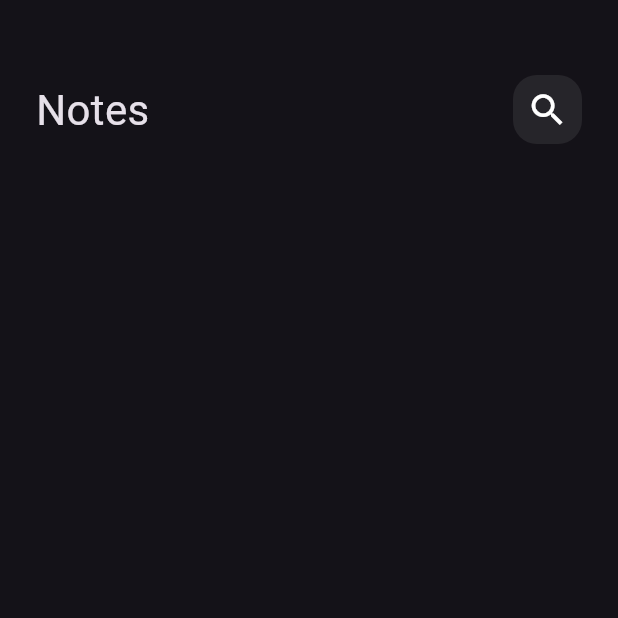
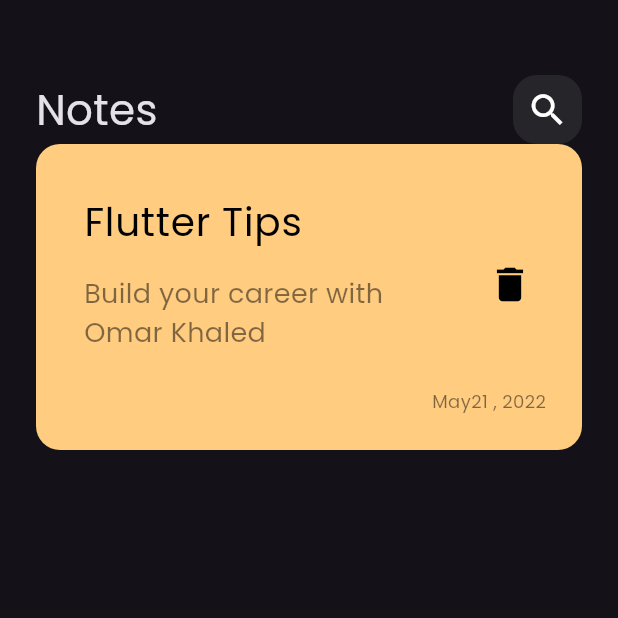
Before and after one commit to OmarEbnKhaled/notes_app, a Flutter app: the screen it shows after launch, on a phone screen of 412 x 824 dp, the top half of it. Run offline on Flutter 3.47's test engine with Material 3 defaults, Android fonts, the phone set to English and light mode, and no system bars.

Commit message:
Add NoteItem and Custom Font

```diff
--- a/lib/main.dart
+++ b/lib/main.dart
@@ -12,7 +12,10 @@ class NotesApp extends StatelessWidget {
   Widget build(BuildContext context) {
     return MaterialApp(
       debugShowCheckedModeBanner: false,
-      theme: ThemeData(brightness: Brightness.dark),
+      theme: ThemeData(
+        brightness: Brightness.dark,
+        fontFamily: 'Poppins',
+      ),
       home: const NotesView(),
     );
   }
--- /dev/null
+++ b/lib/views/widgets/custom_note_item.dart
@@ -0,0 +1,66 @@
+
+import 'package:flutter/material.dart';
+
+class NoteItem extends StatelessWidget {
+  const NoteItem({super.key});
+
+  @override
+  Widget build(BuildContext context) {
+    return Container(
+      padding: const EdgeInsets.only(
+        top: 24,
+        bottom: 24,
+        left: 16,
+      ),
+      decoration: BoxDecoration(
+        color: const Color(0xffffcc80),
+        borderRadius: BorderRadius.circular(16),
+      ),
+      child: Column(
+        crossAxisAlignment: CrossAxisAlignment.end,
+        children: [
+          ListTile(
+            title: const Padding(
+              padding: EdgeInsets.only(bottom: 16),
+              child: Text(
+                'Flutter Tips',
+                style: TextStyle(
+                  color: Colors.black,
+                  fontSize: 26,
+                ),
+              ),
+            ),
+            subtitle: Padding(
+              padding: const EdgeInsets.only(bottom: 16),
+              child: Text(
+                'Build your career with Omar Khaled',
+                style: TextStyle(
+                  color: Colors.black.withOpacity(0.5),
+                  fontSize: 18,
+                ),
+              ),
+            ),
+            trailing: IconButton(
+              onPressed: () {},
+              icon: const Icon(
+                Icons.delete,
+                color: Colors.black,
+                size: 30,
+              ),
+            ),
+          ),
+          Padding(
+            padding: const EdgeInsets.only(right: 24),
+            child: Text(
+              'May21 , 2022',
+              style: TextStyle(
+                color: Colors.black.withOpacity(0.5),
+                fontSize: 12,
+              ),
+            ),
+          ),
+        ],
+      ),
+    );
+  }
+}
--- a/lib/views/widgets/notes_view_body.dart
+++ b/lib/views/widgets/notes_view_body.dart
@@ -1,5 +1,7 @@
 import 'package:flutter/material.dart';
 import 'package:notes_app/views/widgets/custom_app_bar.dart';
+
+import 'custom_note_item.dart';
 
 class NotesViewBody extends StatelessWidget {
   const NotesViewBody({super.key});
@@ -12,6 +14,7 @@ class NotesViewBody extends StatelessWidget {
         children: [
           SizedBox(height: 50),
           CustomAppBar(),
+          NoteItem(),
         ],
       ),
     );
```
Also changed, not shown: pubspec.yaml (+4 -11 lines), assets/fonts/Poppins-Regular.ttf (added).
